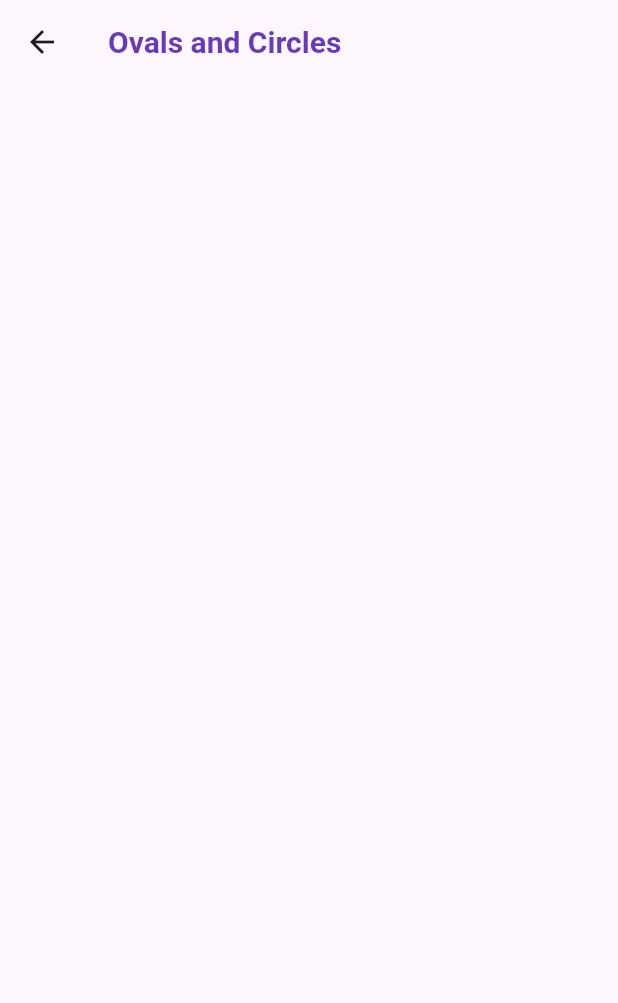
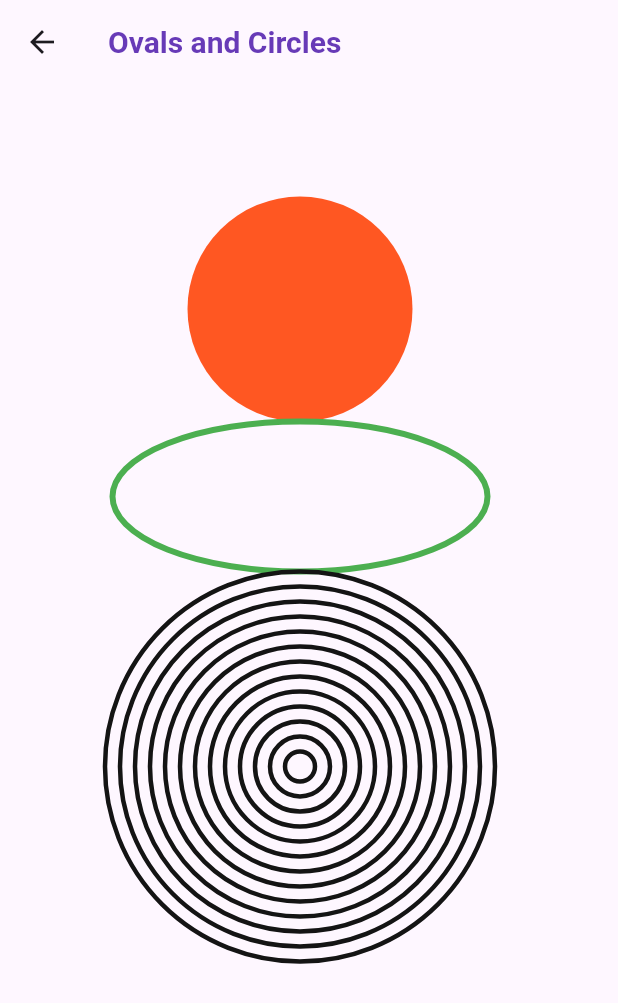
Before and after one commit to Marufjonoff/canvas_flutter_exampla, a Flutter app: the screen it shows after launch, after a tap on "Ovals and Circles", on a phone screen of 412 x 824 dp. Shown: the top 1003 px of the screen. Run offline on Flutter 3.47's test engine with Material 2 defaults, Android fonts, the phone set to English and light mode, and no system bars; our stand-ins replace image_picker.

Commit message:
paint oval and circles

```diff
--- a/lib/canvas/ovals_and_circles_screen.dart
+++ b/lib/canvas/ovals_and_circles_screen.dart
@@ -1,3 +1,4 @@
+import 'package:canvas_flutter_exampla/widgets/custom_paint_circles.dart';
 import 'package:flutter/material.dart';
 
 class OvalsAndCirclesScreen extends StatefulWidget {
@@ -14,6 +15,10 @@ class _OvalsAndCirclesScreenState extends State<OvalsAndCirclesScreen> {
       appBar: AppBar(
         title: const Text("Ovals and Circles", style: TextStyle(color: Colors.deepPurple)),
       ),
+      body: CustomPaint(
+        painter: CustomPaintCircles(),
+        child: Container(),
+      ),
     );
   }
 }
--- /dev/null
+++ b/lib/widgets/custom_paint_circles.dart
@@ -0,0 +1,45 @@
+import 'dart:math';
+
+import 'package:flutter/material.dart';
+
+class CustomPaintCircles extends CustomPainter {
+  @override
+  void paint(Canvas canvas, Size size) async {
+    final paintCircle = Paint()
+        ..color = Colors.deepOrange
+        ..style = PaintingStyle.fill;
+
+    final paintOval = Paint()
+      ..color = Colors.green
+      ..style = PaintingStyle.stroke
+      ..strokeWidth = 4;
+
+    final paintCircles = Paint()
+      ..color = Color.fromRGBO(Random().nextInt(200), Random().nextInt(200), Random().nextInt(200), 1.0)
+      ..style = PaintingStyle.stroke
+      ..strokeWidth = 3;
+
+    /// circle
+    double circleRadius = 75.0;
+    const circleCenter = Offset(200, 150);
+    canvas.drawCircle(circleCenter, circleRadius, paintCircle);
+
+    /// oval
+    const ovalCenter = Offset(200, 275);
+    final oval = Rect.fromCenter(center: ovalCenter, width: 250, height: 100);
+    canvas.drawOval(oval, paintOval);
+
+    double circlesRadius = 130.0;
+    const circlesCenter = Offset(200, 455);
+    while(circlesRadius > 0) {
+      canvas.drawCircle(circlesCenter, circlesRadius, paintCircles);
+      circlesRadius -= 10.0;
+    }
+  }
+
+  @override
+  bool shouldRepaint(covariant CustomPainter oldDelegate) {
+    return false;
+  }
+
+}
--- a/pubspec.yaml
+++ b/pubspec.yaml
@@ -13,6 +13,8 @@ dependencies:
 
 
   cupertino_icons: ^1.0.2
+  image_picker: ^1.0.0
+  http: ^1.1.0
 
 dev_dependencies:
   flutter_test:
```
Also changed, not shown: lib/canvas/polygon_screen.dart (+6 -4 lines), lib/widgets/custom_paint.dart (deleted, +0 -41 lines), lib/widgets/custom_paint_polygon.dart (added, +101 -0 lines), lib/widgets/test.dart (added, +105 -0 lines), pubspec.lock, 4 other files.
